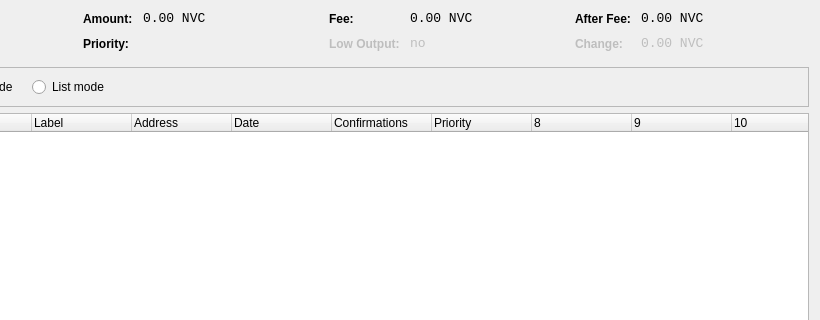
okcashpro/okcash, file src/qt/forms/coincontroldialog.ui: the form before one commit; both pictures show x 180 to 1000 and y 0 to 320 of the 1000 by 500 pixel window.
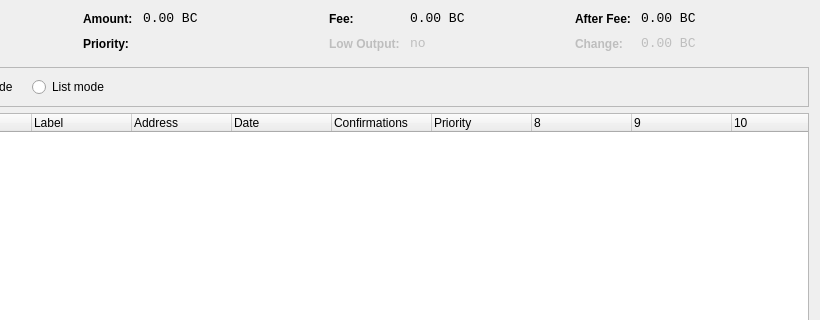
The form after the commit. Custom widgets are drawn as their Qt base class.

Diff of the .ui file:
```diff
--- a/src/qt/forms/coincontroldialog.ui
+++ b/src/qt/forms/coincontroldialog.ui
@@ -141,7 +141,7 @@
           <enum>Qt::ActionsContextMenu</enum>
          </property>
          <property name="text">
-          <string>0.00 NVC</string>
+          <string>0.00 BC</string>
          </property>
          <property name="textInteractionFlags">
           <set>Qt::LinksAccessibleByMouse|Qt::TextSelectableByKeyboard|Qt::TextSelectableByMouse</set>
@@ -221,7 +221,7 @@
           <enum>Qt::ActionsContextMenu</enum>
          </property>
          <property name="text">
-          <string>0.00 NVC</string>
+          <string>0.00 BC</string>
          </property>
          <property name="textInteractionFlags">
           <set>Qt::LinksAccessibleByMouse|Qt::TextSelectableByKeyboard|Qt::TextSelectableByMouse</set>
@@ -307,7 +307,7 @@
           <enum>Qt::ActionsContextMenu</enum>
          </property>
          <property name="text">
-          <string>0.00 NVC</string>
+          <string>0.00 BC</string>
          </property>
          <property name="textInteractionFlags">
           <set>Qt::LinksAccessibleByMouse|Qt::TextSelectableByKeyboard|Qt::TextSelectableByMouse</set>
@@ -345,7 +345,7 @@
           <enum>Qt::ActionsContextMenu</enum>
          </property>
          <property name="text">
-          <string>0.00 NVC</string>
+          <string>0.00 BC</string>
          </property>
          <property name="textInteractionFlags">
           <set>Qt::LinksAccessibleByMouse|Qt::TextSelectableByKeyboard|Qt::TextSelectableByMouse</set>
```
